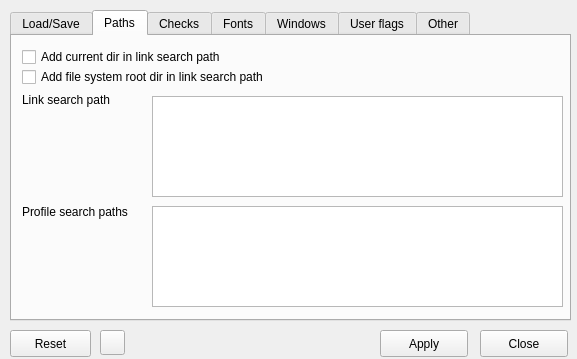
This is NAVigater/CGNS/NAV/T/Q7OptionsWindow.ui in pyCGNS/pyCGNS as Qt 5 draws it before an edit. The edited form follows.
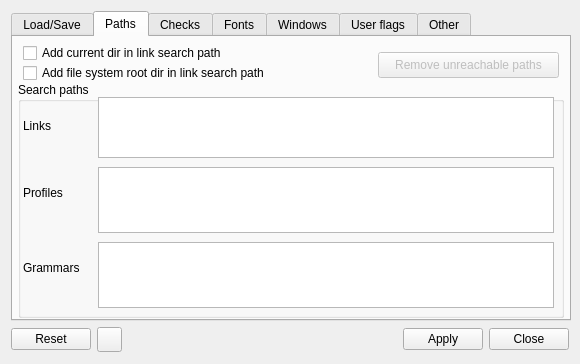
This is the edited form. The open tabs and pages were chosen to show the change. Icons and pictures are not drawn.

What changed in the file:
```diff
--- a/NAVigater/CGNS/NAV/T/Q7OptionsWindow.ui
+++ b/NAVigater/CGNS/NAV/T/Q7OptionsWindow.ui
@@ -9,10 +9,28 @@
    <rect>
     <x>0</x>
     <y>0</y>
-    <width>577</width>
-    <height>359</height>
+    <width>580</width>
+    <height>364</height>
    </rect>
   </property>
+  <property name="sizePolicy">
+   <sizepolicy hsizetype="Fixed" vsizetype="Fixed">
+    <horstretch>0</horstretch>
+    <verstretch>0</verstretch>
+   </sizepolicy>
+  </property>
+  <property name="minimumSize">
+   <size>
+    <width>580</width>
+    <height>364</height>
+   </size>
+  </property>
+  <property name="maximumSize">
+   <size>
+    <width>580</width>
+    <height>364</height>
+   </size>
+  </property>
   <property name="windowTitle">
    <string>Form</string>
   </property>
@@ -20,14 +38,28 @@
    <iconset resource="../R/Res.qrc">
     <normaloff>:/images/icons/cgSpy.gif</normaloff>:/images/icons/cgSpy.gif</iconset>
   </property>
+  <layout class="QVBoxLayout" name="verticalLayout">
+   <item>
+    <layout class="QHBoxLayout" name="horizontalLayout_2">
+     <item>
   <widget class="QTabWidget" name="tabs">
-   <property name="geometry">
-    <rect>
-     <x>10</x>
-     <y>10</y>
-     <width>561</width>
-     <height>311</height>
-    </rect>
+       <property name="sizePolicy">
+        <sizepolicy hsizetype="Fixed" vsizetype="Fixed">
+         <horstretch>0</horstretch>
+         <verstretch>0</verstretch>
+        </sizepolicy>
+       </property>
+       <property name="minimumSize">
+        <size>
+         <width>560</width>
+         <height>310</height>
+        </size>
+       </property>
+       <property name="maximumSize">
+        <size>
+         <width>560</width>
+         <height>310</height>
+        </size>
    </property>
    <property name="currentIndex">
     <number>0</number>
@@ -294,7 +326,7 @@
      <property name="geometry">
       <rect>
        <x>10</x>
-       <y>10</y>
+           <y>5</y>
        <width>274</width>
        <height>22</height>
       </rect>
@@ -310,7 +342,7 @@
      <property name="geometry">
       <rect>
        <x>10</x>
-       <y>30</y>
+           <y>25</y>
        <width>311</width>
        <height>22</height>
       </rect>
@@ -319,50 +351,102 @@
       <string>Add file system root dir in link search path</string>
      </property>
     </widget>
+        <widget class="QGroupBox" name="groupBox_2">
+         <property name="geometry">
+          <rect>
+           <x>5</x>
+           <y>45</y>
+           <width>546</width>
+           <height>236</height>
+          </rect>
+         </property>
+         <property name="title">
+          <string>Search paths</string>
+         </property>
+         <widget class="QLabel" name="label_24">
+          <property name="geometry">
+           <rect>
+            <x>5</x>
+            <y>160</y>
+            <width>147</width>
+            <height>51</height>
+           </rect>
+          </property>
+          <property name="text">
+           <string>Grammars</string>
+          </property>
+         </widget>
     <widget class="QLabel" name="label_7">
      <property name="geometry">
       <rect>
-       <x>10</x>
-       <y>150</y>
+            <x>5</x>
+            <y>85</y>
        <width>147</width>
        <height>51</height>
       </rect>
      </property>
      <property name="text">
-      <string>Profile search paths</string>
-     </property>
-    </widget>
-    <widget class="QPlainTextEdit" name="__O_linksearchpathlist">
-     <property name="geometry">
-      <rect>
-       <x>140</x>
-       <y>60</y>
-       <width>411</width>
-       <height>101</height>
-      </rect>
+           <string>Profiles</string>
      </property>
     </widget>
     <widget class="QLabel" name="label_8">
      <property name="geometry">
       <rect>
-       <x>10</x>
-       <y>50</y>
+            <x>5</x>
+            <y>30</y>
        <width>147</width>
        <height>27</height>
       </rect>
      </property>
      <property name="text">
-      <string>Link search path</string>
+           <string>Links</string>
+          </property>
+         </widget>
+         <widget class="QPlainTextEdit" name="__O_grammarsearchpathlist">
+          <property name="geometry">
+           <rect>
+            <x>80</x>
+            <y>160</y>
+            <width>456</width>
+            <height>66</height>
+           </rect>
      </property>
     </widget>
     <widget class="QPlainTextEdit" name="__O_profilesearchpathlist">
      <property name="geometry">
       <rect>
-       <x>140</x>
-       <y>170</y>
-       <width>411</width>
-       <height>101</height>
-      </rect>
+            <x>80</x>
+            <y>85</y>
+            <width>456</width>
+            <height>66</height>
+           </rect>
+          </property>
+         </widget>
+         <widget class="QPlainTextEdit" name="__O_linksearchpathlist">
+          <property name="geometry">
+           <rect>
+            <x>80</x>
+            <y>15</y>
+            <width>456</width>
+            <height>61</height>
+           </rect>
+          </property>
+         </widget>
+        </widget>
+        <widget class="QPushButton" name="pushButton">
+         <property name="enabled">
+          <bool>false</bool>
+         </property>
+         <property name="geometry">
+          <rect>
+           <x>365</x>
+           <y>15</y>
+           <width>181</width>
+           <height>26</height>
+          </rect>
+         </property>
+         <property name="text">
+          <string>Remove unreachable paths</string>
      </property>
     </widget>
    </widget>
@@ -1126,54 +1210,20 @@
     </widget>
    </widget>
   </widget>
-  <widget class="QPushButton" name="bClose">
-   <property name="geometry">
-    <rect>
-     <x>480</x>
-     <y>330</y>
-     <width>88</width>
-     <height>27</height>
-    </rect>
-   </property>
-   <property name="text">
-    <string>Close</string>
-   </property>
-  </widget>
-  <widget class="QPushButton" name="bApply">
-   <property name="geometry">
-    <rect>
-     <x>380</x>
-     <y>330</y>
-     <width>88</width>
-     <height>27</height>
-    </rect>
-   </property>
-   <property name="text">
-    <string>Apply</string>
-   </property>
-  </widget>
+     </item>
+    </layout>
+   </item>
+   <item>
+    <layout class="QHBoxLayout" name="horizontalLayout">
+     <item>
   <widget class="QPushButton" name="bReset">
-   <property name="geometry">
-    <rect>
-     <x>10</x>
-     <y>330</y>
-     <width>81</width>
-     <height>27</height>
-    </rect>
-   </property>
    <property name="text">
     <string>Reset</string>
    </property>
   </widget>
+     </item>
+     <item>
   <widget class="QPushButton" name="bInfo">
-   <property name="geometry">
-    <rect>
-     <x>100</x>
-     <y>330</y>
-     <width>25</width>
-     <height>25</height>
-    </rect>
-   </property>
    <property name="minimumSize">
     <size>
      <width>25</width>
@@ -1194,6 +1244,37 @@
      <normaloff>:/images/icons/help-view.gif</normaloff>:/images/icons/help-view.gif</iconset>
    </property>
   </widget>
+     </item>
+     <item>
+      <spacer name="horizontalSpacer">
+       <property name="orientation">
+        <enum>Qt::Horizontal</enum>
+       </property>
+       <property name="sizeHint" stdset="0">
+        <size>
+         <width>40</width>
+         <height>20</height>
+        </size>
+       </property>
+      </spacer>
+     </item>
+     <item>
+      <widget class="QPushButton" name="bApply">
+       <property name="text">
+        <string>Apply</string>
+       </property>
+      </widget>
+     </item>
+     <item>
+      <widget class="QPushButton" name="bClose">
+       <property name="text">
+        <string>Close</string>
+       </property>
+      </widget>
+     </item>
+    </layout>
+   </item>
+  </layout>
  </widget>
  <resources>
   <include location="../R/Res.qrc"/>
```
Left out of the diff: 26 changed lines with no effect on the pictures. Lines whose indentation alone changed are shown as unchanged.
